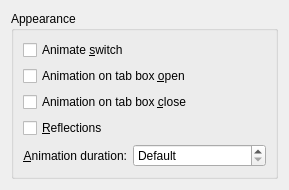
Qt form effects/coverswitch_config.ui (KDE/kwin) before a commit.
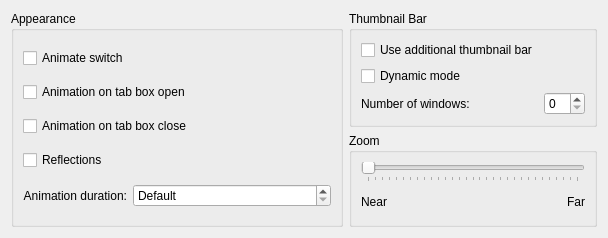
The same form after that commit.

Commit message: Merge the coverswitch branch from git://github.com/Zarin/kwin.git (http://github.com/Zarin/kwin/tree/coverswitch)

```diff
--- a/effects/coverswitch_config.ui
+++ b/effects/coverswitch_config.ui
@@ -5,12 +5,102 @@
    <rect>
     <x>0</x>
     <y>0</y>
-    <width>289</width>
-    <height>190</height>
+    <width>608</width>
+    <height>238</height>
    </rect>
   </property>
-  <layout class="QGridLayout" >
-   <item row="0" column="0" >
+  <layout class="QGridLayout" name="gridLayout_2" >
+   <item row="0" column="1" >
+    <widget class="QGroupBox" name="groupBox_3" >
+     <property name="title" >
+      <string>Thumbnail Bar</string>
+     </property>
+     <layout class="QFormLayout" name="formLayout" >
+      <item row="0" column="0" >
+       <widget class="QCheckBox" name="checkThumbnails" >
+        <property name="text" >
+         <string>Use additional thumbnail bar</string>
+        </property>
+       </widget>
+      </item>
+      <item row="1" column="0" >
+       <widget class="QCheckBox" name="checkDynamicThumbnails" >
+        <property name="toolTip" >
+         <string>Only show thumbnail bar if there are at least specified number of windows</string>
+        </property>
+        <property name="text" >
+         <string>Dynamic mode</string>
+        </property>
+       </widget>
+      </item>
+      <item row="2" column="0" >
+       <widget class="QLabel" name="labelThumbnailWindows" >
+        <property name="text" >
+         <string>Number of windows:</string>
+        </property>
+        <property name="buddy" >
+         <cstring>spinThumbnailWindows</cstring>
+        </property>
+       </widget>
+      </item>
+      <item row="2" column="1" >
+       <widget class="QSpinBox" name="spinThumbnailWindows" />
+      </item>
+     </layout>
+    </widget>
+   </item>
+   <item row="1" column="1" >
+    <widget class="QGroupBox" name="groupBox_2" >
+     <property name="title" >
+      <string>Zoom</string>
+     </property>
+     <layout class="QGridLayout" name="gridLayout_8" >
+      <item row="1" column="0" >
+       <widget class="QLabel" name="label_8" >
+        <property name="text" >
+         <string>Near</string>
+        </property>
+       </widget>
+      </item>
+      <item row="1" column="1" >
+       <widget class="QLabel" name="label_9" >
+        <property name="text" >
+         <string>Far</string>
+        </property>
+        <property name="alignment" >
+         <set>Qt::AlignRight|Qt::AlignTrailing|Qt::AlignVCenter</set>
+        </property>
+       </widget>
+      </item>
+      <item row="0" column="0" colspan="2" >
+       <widget class="QSlider" name="zPositionSlider" >
+        <property name="toolTip" >
+         <string>Define how far away the windows should appear</string>
+        </property>
+        <property name="maximum" >
+         <number>3000</number>
+        </property>
+        <property name="singleStep" >
+         <number>10</number>
+        </property>
+        <property name="pageStep" >
+         <number>100</number>
+        </property>
+        <property name="orientation" >
+         <enum>Qt::Horizontal</enum>
+        </property>
+        <property name="tickPosition" >
+         <enum>QSlider::TicksBelow</enum>
+        </property>
+        <property name="tickInterval" >
+         <number>100</number>
+        </property>
+       </widget>
+      </item>
+     </layout>
+    </widget>
+   </item>
+   <item rowspan="2" row="0" column="0" >
     <widget class="QGroupBox" name="groupBox" >
      <property name="title" >
       <string>Appearance</string>
@@ -19,41 +109,28 @@
       <item row="0" column="0" colspan="2" >
        <widget class="QCheckBox" name="checkAnimateSwitch" >
         <property name="text" >
-         <string>Animate &amp;switch</string>
+         <string>Animate switch</string>
         </property>
        </widget>
       </item>
       <item row="1" column="0" colspan="2" >
        <widget class="QCheckBox" name="checkAnimateStart" >
         <property name="text" >
-         <string>Animation on tab box &amp;open</string>
+         <string>Animation on tab box open</string>
         </property>
        </widget>
       </item>
       <item row="2" column="0" colspan="2" >
        <widget class="QCheckBox" name="checkAnimateStop" >
         <property name="text" >
-         <string>Animation on tab box &amp;close</string>
+         <string>Animation on tab box close</string>
         </property>
        </widget>
       </item>
       <item row="3" column="0" colspan="2" >
        <widget class="QCheckBox" name="checkReflection" >
         <property name="text" >
-         <string>&amp;Reflections</string>
-        </property>
-       </widget>
-      </item>
-      <item row="4" column="0" >
-       <widget class="QLabel" name="label_3" >
-        <property name="text" >
-         <string>&amp;Animation duration:</string>
-        </property>
-        <property name="alignment" >
-         <set>Qt::AlignRight|Qt::AlignTrailing|Qt::AlignVCenter</set>
-        </property>
-        <property name="buddy" >
-         <cstring>spinDuration</cstring>
+         <string>Reflections</string>
         </property>
        </widget>
       </item>
@@ -79,22 +156,22 @@
         </property>
        </widget>
       </item>
+      <item row="4" column="0" >
+       <widget class="QLabel" name="label_3" >
+        <property name="text" >
+         <string>Animation duration:</string>
+        </property>
+        <property name="alignment" >
+         <set>Qt::AlignRight|Qt::AlignTrailing|Qt::AlignVCenter</set>
+        </property>
+        <property name="buddy" >
+         <cstring>spinDuration</cstring>
+        </property>
+       </widget>
+      </item>
      </layout>
     </widget>
    </item>
-   <item row="1" column="0" >
-    <spacer name="verticalSpacer" >
-     <property name="orientation" >
-      <enum>Qt::Vertical</enum>
-     </property>
-     <property name="sizeHint" stdset="0" >
-      <size>
-       <width>20</width>
-       <height>0</height>
-      </size>
-     </property>
-    </spacer>
-   </item>
   </layout>
  </widget>
  <tabstops>
```
Left out of the diff: 6 changed lines with no effect on the pictures. The commit also changes 4 other files.
